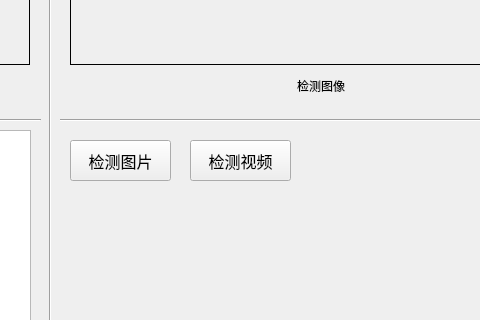
Before: the Qt Designer form mainwindow.ui in EsakaK/OrificeDetectionTool, drawn with Qt 5; both pictures show x 480 to 960 and y 393 to 713 of the 1060 by 840 pixel window.
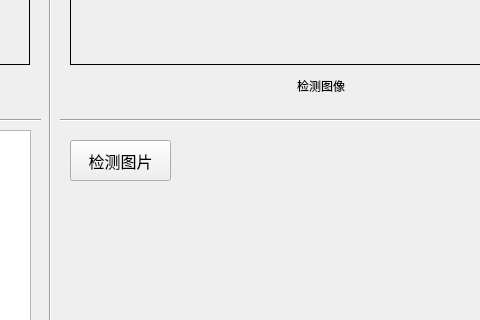
After: the same form once the commit is applied.

Diff of the .ui file:
```diff
--- a/mainwindow.ui
+++ b/mainwindow.ui
@@ -184,24 +184,6 @@
      </item>
     </layout>
    </widget>
-   <widget class="QPushButton" name="video_btn">
-    <property name="geometry">
-     <rect>
-      <x>670</x>
-      <y>510</y>
-      <width>101</width>
-      <height>41</height>
-     </rect>
-    </property>
-    <property name="font">
-     <font>
-      <pointsize>12</pointsize>
-     </font>
-    </property>
-    <property name="text">
-     <string>检测视频</string>
-    </property>
-   </widget>
   </widget>
   <widget class="QMenuBar" name="menubar">
    <property name="geometry">
```
